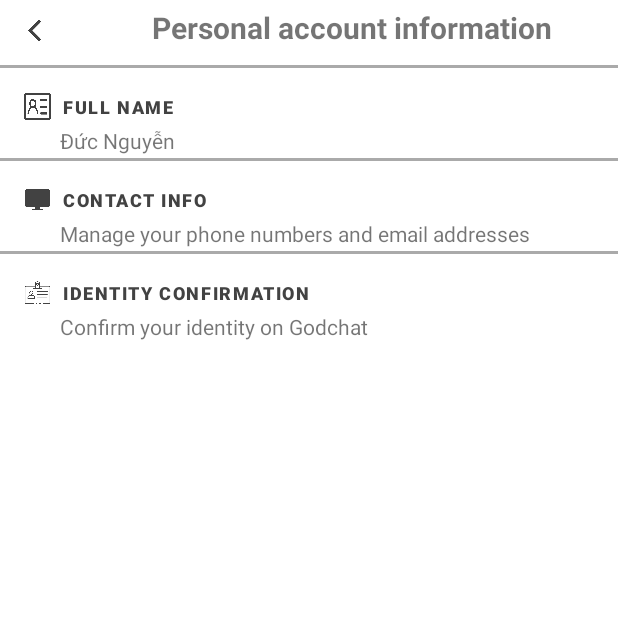
After one commit to dakie2305/Project-Godchat, an Android app: the PersonalInformationSettingActivity screen opened directly, with no data from a screen before it, on a phone screen of 412 x 824 dp, the top half of it. The commit adds this screen. Run offline under Robolectric (Android 15) with nearby library versions, the phone set to English and light mode, and no system bars.

Commit message:
added personal account setting
Thêm một page để chỉnh setting về tên

```diff
--- a/app/src/main/AndroidManifest.xml
+++ b/app/src/main/AndroidManifest.xml
@@ -16,6 +16,12 @@
         android:supportsRtl="true"
         android:theme="@style/Theme.Project_Chat_Group"
         tools:targetApi="31">
+        <activity
+            android:name=".FullNameSettingActivity"
+            android:exported="false" />
+        <activity
+            android:name=".PersonalInformationSettingActivity"
+            android:exported="false" />
         <activity
             android:name=".RingtoneSelectActivity"
             android:exported="false" />
--- a/app/src/main/java/vn/edu/stu/project_chat_group/LauncherActivity.java
+++ b/app/src/main/java/vn/edu/stu/project_chat_group/LauncherActivity.java
@@ -22,7 +22,7 @@ public class LauncherActivity extends AppCompatActivity {
         handler.postDelayed(new Runnable() {
             @Override
             public void run() {
-                Intent intent = new Intent(LauncherActivity.this, SettingActivity.class);
+                Intent intent = new Intent(LauncherActivity.this, LoginPageActivity.class);
                 startActivity(intent);
                 overridePendingTransition(R.anim.slide_in_right,R.anim.slide_out_left);
                 finish();
--- /dev/null
+++ b/app/src/main/java/vn/edu/stu/project_chat_group/PersonalInformationSettingActivity.java
@@ -0,0 +1,57 @@
+package vn.edu.stu.project_chat_group;
+
+import androidx.annotation.Nullable;
+import androidx.appcompat.app.AppCompatActivity;
+
+import android.content.Intent;
+import android.os.Bundle;
+import android.view.View;
+import android.widget.TextView;
+
+import com.google.android.material.button.MaterialButton;
+
+public class PersonalInformationSettingActivity extends AppCompatActivity {
+    MaterialButton btnChangeName;
+    TextView tvFullName;
+    @Override
+    protected void onCreate(Bundle savedInstanceState) {
+        super.onCreate(savedInstanceState);
+        setContentView(R.layout.activity_personal_information_setting);
+
+        addControls();
+        addEvents();
+    }
+
+
+
+    private void addControls() {
+        btnChangeName = findViewById(R.id.btnFullNameChange);
+        tvFullName = findViewById(R.id.tvFullNameSetting);
+    }
+    private void addEvents() {
+        btnChangeName.setOnClickListener(new View.OnClickListener() {
+            @Override
+            public void onClick(View view) {
+                openFullNameChangeSetting();
+            }
+        });
+    }
+
+    private void openFullNameChangeSetting() {
+        Intent intent = new Intent(PersonalInformationSettingActivity.this, FullNameSettingActivity.class);
+        startActivityForResult(intent,1);
+    }
+
+    @Override
+    protected void onActivityResult(int requestCode, int resultCode, @Nullable Intent data) {
+        super.onActivityResult(requestCode, resultCode, data);
+        if(requestCode==1){
+            if(resultCode == 2){
+                String name ="";
+                name = data.getStringExtra("fullname"); //tên name từ activity fullname
+                tvFullName.setText(name);
+            }
+        }
+
+    }
+}
--- /dev/null
+++ b/app/src/main/res/drawable/border.xml
@@ -0,0 +1,6 @@
+<?xml version="1.0" encoding="utf-8"?>
+<shape xmlns:android="http://schemas.android.com/apk/res/android">
+    <stroke
+        android:width="1dp"
+        android:color="#000000" />
+</shape>
--- /dev/null
+++ b/app/src/main/res/layout/activity_personal_information_setting.xml
@@ -0,0 +1,141 @@
+<?xml version="1.0" encoding="utf-8"?>
+<LinearLayout xmlns:android="http://schemas.android.com/apk/res/android"
+    xmlns:app="http://schemas.android.com/apk/res-auto"
+    xmlns:tools="http://schemas.android.com/tools"
+    android:layout_width="match_parent"
+    android:layout_height="match_parent"
+    tools:context=".PersonalInformationSettingActivity"
+    android:orientation="vertical">
+
+    <LinearLayout
+        android:layout_width="match_parent"
+        android:layout_height="wrap_content"
+        android:orientation="horizontal">
+        <com.google.android.material.button.MaterialButton
+            android:id="@+id/btnBack"
+            android:layout_width="56dp"
+            android:layout_height="41dp"
+            android:background="?android:attr/selectableItemBackground"
+            android:textColor="@color/cardview_dark_background"
+            app:icon="@drawable/left_arrow"
+            app:iconSize="14dp"
+            app:iconTint="@color/cardview_dark_background"
+            app:layout_constraintHorizontal_bias="0.0"
+            app:layout_constraintLeft_toLeftOf="parent"
+            app:layout_constraintRight_toRightOf="parent"
+            app:layout_constraintTop_toTopOf="parent" />
+
+        <TextView
+            android:id="@+id/tvTitle"
+            android:layout_width="match_parent"
+            android:layout_height="wrap_content"
+            android:gravity="center_horizontal"
+            android:text="@string/Personal_account_information"
+            android:textSize="20dp"
+            android:textStyle="bold" />
+    </LinearLayout>
+
+    <View
+        android:layout_width="match_parent"
+        android:layout_height="2dp"
+        android:background="@android:color/darker_gray"
+        android:layout_marginTop="2dp"
+        android:layout_marginBottom="2dp"/>
+
+    <LinearLayout
+        android:layout_width="match_parent"
+        android:layout_height="wrap_content"
+        android:orientation="vertical"
+        android:id="@+id/linearlayoutFullname"
+        android:clickable="true">
+        <com.google.android.material.button.MaterialButton
+            android:layout_width="match_parent"
+            android:layout_height="wrap_content"
+            android:text="@string/Full_Name"
+            android:textStyle="bold"
+            android:textAlignment="textStart"
+            android:textSize="12dp"
+            android:textColor="@color/cardview_dark_background"
+            android:id="@+id/btnFullNameChange"
+            app:icon="@drawable/personal_information_setting"
+            app:iconSize="18dp"
+            app:iconTint="@color/cardview_dark_background"
+            android:background="?android:attr/selectableItemBackground"/>
+        <TextView
+            android:layout_width="match_parent"
+            android:layout_height="wrap_content"
+            android:text="Đức Nguyễn"
+            android:id="@+id/tvFullNameSetting"
+            android:layout_marginTop="-5pt"
+            android:layout_marginLeft="18pt"/>
+    </LinearLayout>
+
+    <View
+        android:layout_width="match_parent"
+        android:layout_height="2dp"
+        android:background="@android:color/darker_gray"
+        android:layout_marginTop="2dp"
+        android:layout_marginBottom="2dp"/>
+
+    <LinearLayout
+        android:layout_width="match_parent"
+        android:layout_height="wrap_content"
+        android:orientation="vertical"
+        android:id="@+id/linearlayoutContactInfo"
+        android:clickable="true">
+        <com.google.android.material.button.MaterialButton
+            android:layout_width="match_parent"
+            android:layout_height="wrap_content"
+            android:text="@string/Contact_Info"
+            android:textStyle="bold"
+            android:textAlignment="textStart"
+            android:textSize="12dp"
+            android:textColor="@color/cardview_dark_background"
+            android:id="@+id/btnContactInfo"
+            app:icon="@drawable/content_icon"
+            app:iconSize="18dp"
+            app:iconTint="@color/cardview_dark_background"
+            android:background="?android:attr/selectableItemBackground"/>
+        <TextView
+            android:layout_width="match_parent"
+            android:layout_height="wrap_content"
+            android:text="@string/Contact_Info_Sub"
+            android:layout_marginTop="-5pt"
+            android:layout_marginLeft="18pt"/>
+    </LinearLayout>
+
+    <View
+        android:layout_width="match_parent"
+        android:layout_height="2dp"
+        android:background="@android:color/darker_gray"
+        android:layout_marginTop="2dp"
+        android:layout_marginBottom="2dp"/>
+
+    <LinearLayout
+        android:layout_width="match_parent"
+        android:layout_height="wrap_content"
+        android:orientation="vertical"
+        android:id="@+id/linearlayoutIDConfirm"
+        android:clickable="true">
+        <com.google.android.material.button.MaterialButton
+            android:layout_width="match_parent"
+            android:layout_height="wrap_content"
+            android:text="@string/Identity_Confirmation"
+            android:textStyle="bold"
+            android:textAlignment="textStart"
+            android:textSize="12dp"
+            android:textColor="@color/cardview_dark_background"
+            android:id="@+id/btnIDConfirm"
+            app:icon="@drawable/id_confirm"
+            app:iconSize="18dp"
+            app:iconTint="@color/cardview_dark_background"
+            android:background="?android:attr/selectableItemBackground"/>
+        <TextView
+            android:layout_width="match_parent"
+            android:layout_height="wrap_content"
+            android:text="@string/Identity_Confirmation_Sub"
+            android:layout_marginTop="-5pt"
+            android:layout_marginLeft="18pt"/>
+    </LinearLayout>
+
+</LinearLayout>
--- a/app/src/main/res/layout/activity_setting.xml
+++ b/app/src/main/res/layout/activity_setting.xml
@@ -50,7 +50,7 @@
                 android:textAlignment="textStart"
                 android:textSize="11dp"
                 android:textColor="@color/cardview_dark_background"
-                android:id="@+id/btnAccountMange"
+                android:id="@+id/btnPersonalAccountMange"
                 app:icon="@drawable/personal_information_setting"
                 app:iconSize="18dp"
                 app:iconTint="@color/cardview_dark_background"
--- a/app/src/main/res/values/strings.xml
+++ b/app/src/main/res/values/strings.xml
@@ -61,6 +61,19 @@
     <string name="vibrate_sub">Vibration on call</string>
     <string name="inapp_sounds">In-app sounds</string>
     <string name="inapp_sounds_sub">Enable in-app sounds</string>
+    <!--Personal Account Information Activity-->
+    <string name="Full_Name">Full Name</string>
+    <string name="Contact_Info">Contact Info</string>
+    <string name="Contact_Info_Sub">Manage your phone numbers and email addresses</string>
+    <string name="Identity_Confirmation">Identity Confirmation</string>
+    <string name="Identity_Confirmation_Sub">Confirm your identity on Godchat</string>
+    <!--Fullname Setting Activity-->
+    <string name="First_Name">First Name</string>
+    <string name="Middle_Name">Middle Name</string>
+    <string name="Family_Name">Family Name</string>
+    <string name="Please_Note"><b>Please Note:</b> If you change your name here, you can not change it again for 15 days. Please be aware, your name will have to comply to community standards</string>
+    <string name="Commit_Change">Commit Change</string>
+    <string name="Cancel">Cancel</string>
 
 
 </resources>
```
Also changed, not shown: app/src/main/java/vn/edu/stu/project_chat_group/FullNameSettingActivity.java (added, +73 -0 lines), app/src/main/java/vn/edu/stu/project_chat_group/SettingActivity.java (+13 -1 lines), app/src/main/res/layout/activity_full_name_setting.xml (added, +129 -0 lines), app/src/main/res/layout/activity_notification.xml (+7 -0 lines), app/src/main/res/drawable-mdpi/id_confirm.png (added).
